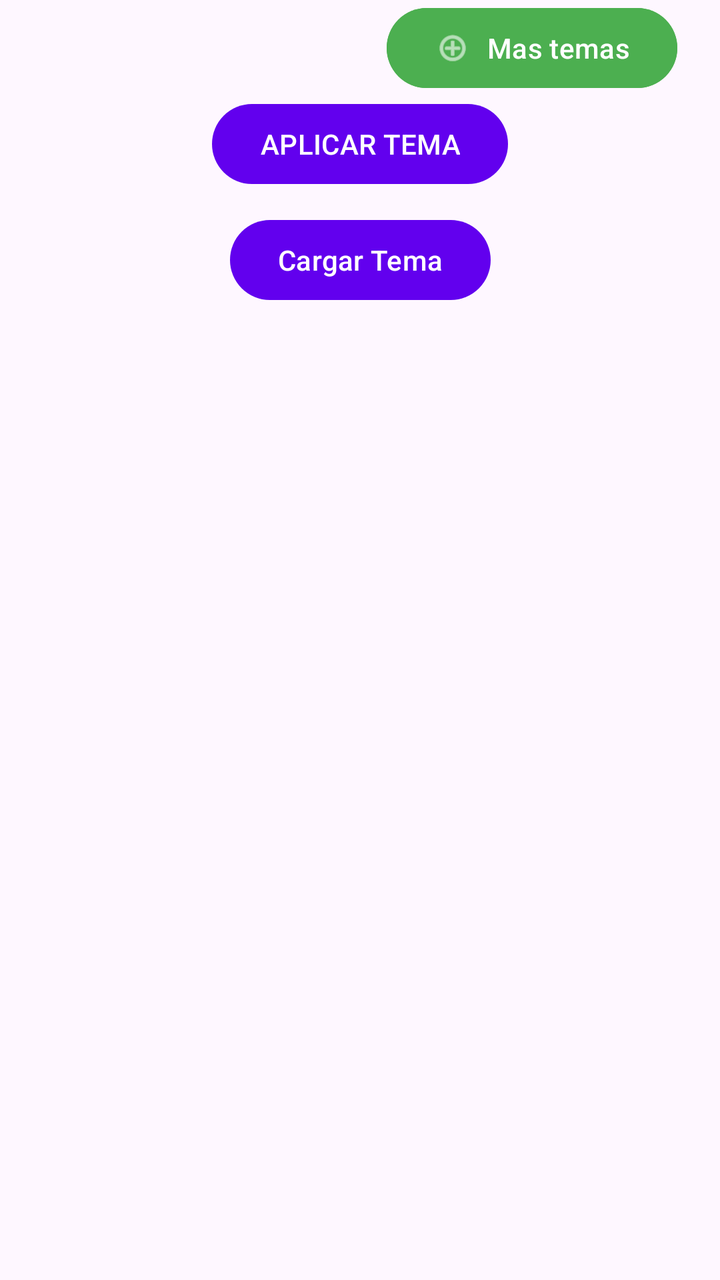
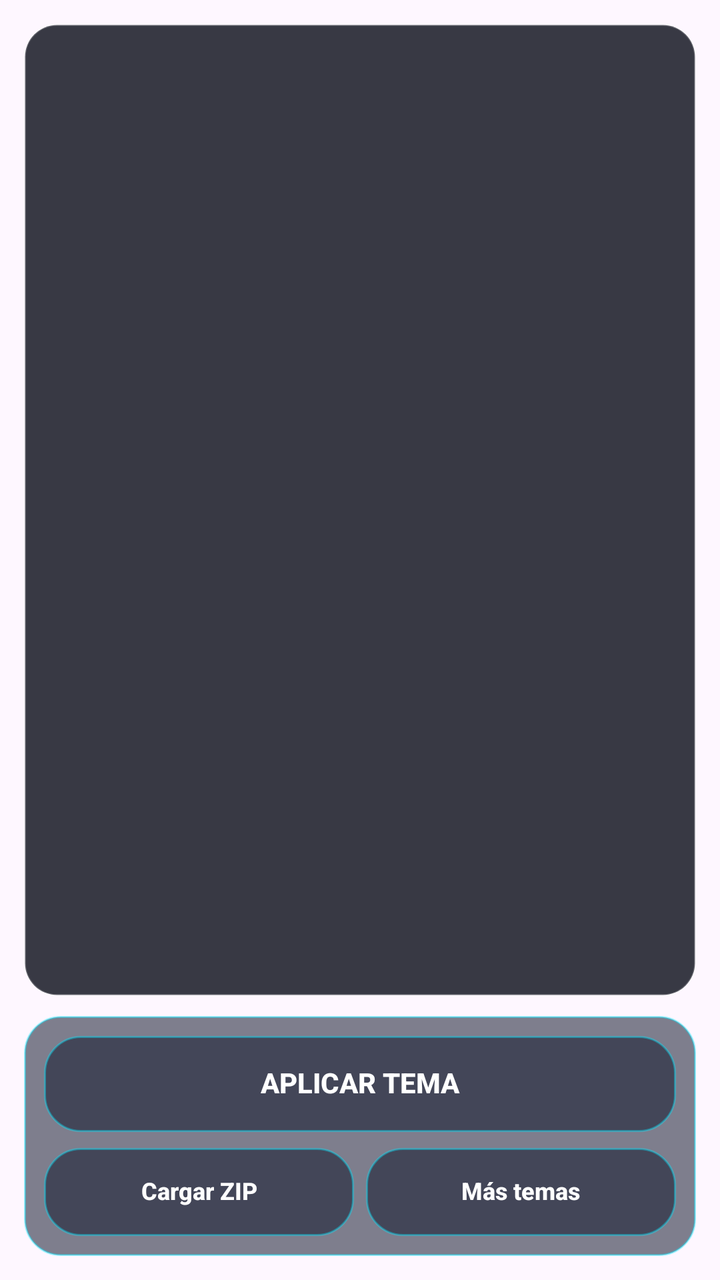

An Android layout rendered at two revisions. The XML below is the earlier revision; the diff shows what the commit changed to produce the second picture.
<!-- AndroidManifest.xml: application theme Theme.FingerDance -->
<!-- res/layout/options_temas.xml -->
<?xml version="1.0" encoding="utf-8"?>
<androidx.constraintlayout.widget.ConstraintLayout xmlns:android="http://schemas.android.com/apk/res/android"
    xmlns:app="http://schemas.android.com/apk/res-auto"
    xmlns:tools="http://schemas.android.com/tools"
    android:id="@+id/layoutThemes"
    android:layout_width="match_parent"
    android:layout_height="match_parent"
    app:layout_constraintEnd_toEndOf="parent"
    app:layout_constraintStart_toStartOf="parent"
    app:layout_constraintTop_toBottomOf="@+id/btnThemes">

    <Button
        android:id="@+id/btnMoreThemes"
        android:layout_width="wrap_content"
        android:layout_height="wrap_content"
        android:backgroundTint="#4CAF50"
        android:text="Mas temas"
        app:icon="@android:drawable/ic_menu_add"
        app:layout_constraintEnd_toEndOf="parent"
        app:layout_constraintHorizontal_bias="0.90"
        app:layout_constraintStart_toStartOf="parent"
        app:layout_constraintTop_toTopOf="parent" />

    <androidx.recyclerview.widget.RecyclerView
        android:id="@+id/listThemes"
        android:layout_width="match_parent"
        android:layout_height="wrap_content"
        app:layout_constraintEnd_toEndOf="parent"
        app:layout_constraintStart_toStartOf="parent"
        app:layout_constraintTop_toBottomOf="@+id/btnMoreThemes" />

    <Button
        android:id="@+id/btnGuardar"
        android:layout_width="wrap_content"
        android:layout_height="wrap_content"
        android:text="APLICAR TEMA"
        app:layout_constraintEnd_toEndOf="parent"
        app:layout_constraintStart_toStartOf="parent"
        app:layout_constraintTop_toBottomOf="@+id/listThemes" />

    <Button
        android:id="@+id/btnCargarTema"
        android:layout_width="wrap_content"
        android:layout_height="wrap_content"
        android:layout_marginTop="10dp"
        android:text="Cargar Tema"
        app:layout_constraintEnd_toEndOf="parent"
        app:layout_constraintStart_toStartOf="parent"
        app:layout_constraintTop_toBottomOf="@+id/btnGuardar" />
</androidx.constraintlayout.widget.ConstraintLayout>
<!-- resources referenced by this layout -->
<resources>
  <style name="Theme.FingerDance" parent="Theme.Material3.DayNight.NoActionBar">
          
          <item name="colorPrimary">@color/purple_500</item>
          <item name="colorPrimaryVariant">@color/purple_700</item>
          <item name="colorOnPrimary">@color/white</item>
          
          <item name="colorSecondary">@color/teal_200</item>
          <item name="colorSecondaryVariant">@color/teal_700</item>
          <item name="colorOnSecondary">@color/black</item>
          
          <item name="android:statusBarColor">?attr/colorPrimaryVariant</item>
          
      </style>
  <color name="purple_500">#FF6200EE</color>
  <color name="purple_700">#FF3700B3</color>
  <color name="white">#FFFFFFFF</color>
  <color name="teal_200">#FF03DAC5</color>
  <color name="teal_700">#FF018786</color>
  <color name="black">#FF000000</color>
</resources>

<!-- the commit's change to res/layout/options_temas.xml (unified diff, before → after) -->
@@ -1,50 +1,90 @@
 <?xml version="1.0" encoding="utf-8"?>
-<androidx.constraintlayout.widget.ConstraintLayout xmlns:android="http://schemas.android.com/apk/res/android"
-    xmlns:app="http://schemas.android.com/apk/res-auto"
-    xmlns:tools="http://schemas.android.com/tools"
-    android:id="@+id/layoutThemes"
-    android:layout_width="match_parent"
-    android:layout_height="match_parent"
-    app:layout_constraintEnd_toEndOf="parent"
-    app:layout_constraintStart_toStartOf="parent"
-    app:layout_constraintTop_toBottomOf="@+id/btnThemes">
-
-    <Button
-        android:id="@+id/btnMoreThemes"
-        android:layout_width="wrap_content"
-        android:layout_height="wrap_content"
-        android:backgroundTint="#4CAF50"
-        android:text="Mas temas"
-        app:icon="@android:drawable/ic_menu_add"
-        app:layout_constraintEnd_toEndOf="parent"
-        app:layout_constraintHorizontal_bias="0.90"
-        app:layout_constraintStart_toStartOf="parent"
-        app:layout_constraintTop_toTopOf="parent" />
+<androidx.constraintlayout.widget.ConstraintLayout xmlns:android="http://schemas.android.com/apk/res/android" xmlns:app="http://schemas.android.com/apk/res-auto" android:id="@+id/layoutThemes" android:layout_width="match_parent" android:layout_height="match_parent" android:padding="12dp">
 
     <androidx.recyclerview.widget.RecyclerView
         android:id="@+id/listThemes"
-        android:layout_width="match_parent"
-        android:layout_height="wrap_content"
+        android:layout_width="0dp"
+        android:layout_height="0dp"
+        android:layout_marginBottom="10dp"
+        android:background="@drawable/fd_panel_dark"
+        android:clipToPadding="false"
+        android:padding="8dp"
+        app:layout_constraintBottom_toTopOf="@+id/themesActions"
         app:layout_constraintEnd_toEndOf="parent"
         app:layout_constraintStart_toStartOf="parent"
-        app:layout_constraintTop_toBottomOf="@+id/btnMoreThemes" />
+        app:layout_constraintTop_toTopOf="parent" />
+    <LinearLayout
+        android:id="@+id/themesActions"
+        android:layout_width="0dp"
+        android:layout_height="wrap_content"
+        android:background="@drawable/fd_panel_glass"
+        android:orientation="vertical"
+        android:padding="10dp"
+        app:layout_constraintBottom_toBottomOf="parent"
+        app:layout_constraintEnd_toEndOf="parent"
+        app:layout_constraintStart_toStartOf="parent">
 
-    <Button
-        android:id="@+id/btnGuardar"
-        android:layout_width="wrap_content"
-        android:layout_height="wrap_content"
-        android:text="APLICAR TEMA"
-        app:layout_constraintEnd_toEndOf="parent"
-        app:layout_constraintStart_toStartOf="parent"
-        app:layout_constraintTop_toBottomOf="@+id/listThemes" />
+        <androidx.appcompat.widget.AppCompatButton
+            android:id="@+id/btnGuardar"
+            android:layout_width="match_parent"
+            android:layout_height="48dp"
+            android:background="@drawable/fd_panel_glass"
+            android:backgroundTint="@null"
+            app:backgroundTint="@null"
+            android:stateListAnimator="@null"
+            android:minHeight="0dp"
+            android:minWidth="0dp"
+            android:includeFontPadding="false"
+            android:text="APLICAR TEMA"
+            android:textAllCaps="false"
+            android:textColor="#FFFFFF"
+            android:textSize="14sp"
+            android:textStyle="bold" />
 
-    <Button
-        android:id="@+id/btnCargarTema"
-        android:layout_width="wrap_content"
-        android:layout_height="wrap_content"
-        android:layout_marginTop="10dp"
-        android:text="Cargar Tema"
-        app:layout_constraintEnd_toEndOf="parent"
-        app:layout_constraintStart_toStartOf="parent"
-        app:layout_constraintTop_toBottomOf="@+id/btnGuardar" />
+        <LinearLayout
+            android:layout_width="match_parent"
+            android:layout_height="wrap_content"
+            android:layout_marginTop="8dp"
+            android:orientation="horizontal">
+
+            <androidx.appcompat.widget.AppCompatButton
+                android:id="@+id/btnCargarTema"
+                android:layout_width="0dp"
+                android:layout_height="44dp"
+                android:layout_marginEnd="6dp"
+                android:layout_weight="1"
+                android:background="@drawable/fd_panel_glass"
+                android:backgroundTint="@null"
+                app:backgroundTint="@null"
+                android:stateListAnimator="@null"
+                android:minHeight="0dp"
+                android:minWidth="0dp"
+                android:includeFontPadding="false"
+                android:text="Cargar ZIP"
+                android:textAllCaps="false"
+                android:textColor="#FFFFFF"
+                android:textSize="12sp"
+                android:textStyle="bold" />
+
+            <androidx.appcompat.widget.AppCompatButton
+                android:id="@+id/btnMoreThemes"
+                android:layout_width="0dp"
+                android:layout_height="44dp"
+                android:layout_weight="1"
+                android:background="@drawable/fd_panel_glass"
+                android:backgroundTint="@null"
+                app:backgroundTint="@null"
+                android:stateListAnimator="@null"
+                android:minHeight="0dp"
+                android:minWidth="0dp"
+                android:includeFontPadding="false"
+                android:text="Más temas"
+                android:textAllCaps="false"
+                android:textColor="#FFFFFF"
+                android:textSize="12sp"
+                android:textStyle="bold" />
+
+        </LinearLayout>
+
+    </LinearLayout>
 </androidx.constraintlayout.widget.ConstraintLayout>
<!-- resource entries referenced after the edit -->
@@ -1,5 +1,25 @@
 <!-- resources referenced by this layout -->
 <resources>
+  <!-- drawable fd_panel_dark (drawable) -->
+  <?xml version="1.0" encoding="utf-8"?>
+  <shape xmlns:android="http://schemas.android.com/apk/res/android"><solid android:color="#CC070A16"/><stroke android:width="1dp" android:color="#33FFFFFF"/><corners android:radius="16dp"/></shape>
+  <!-- drawable fd_panel_glass (drawable) -->
+  <?xml version="1.0" encoding="utf-8"?>
+  <shape
+      xmlns:android="http://schemas.android.com/apk/res/android">
+      <solid
+          android:color="#8810162A"/>
+          <stroke
+              android:width="1dp"
+              android:color="#6600E5FF"/>
+          <corners
+              android:radius="18dp"/>
+          <padding
+              android:left="8dp"
+              android:top="8dp"
+              android:right="8dp"
+              android:bottom="8dp"/>
+  </shape>
   <style name="Theme.FingerDance" parent="Theme.Material3.DayNight.NoActionBar">
           
           <item name="colorPrimary">@color/purple_500</item>
